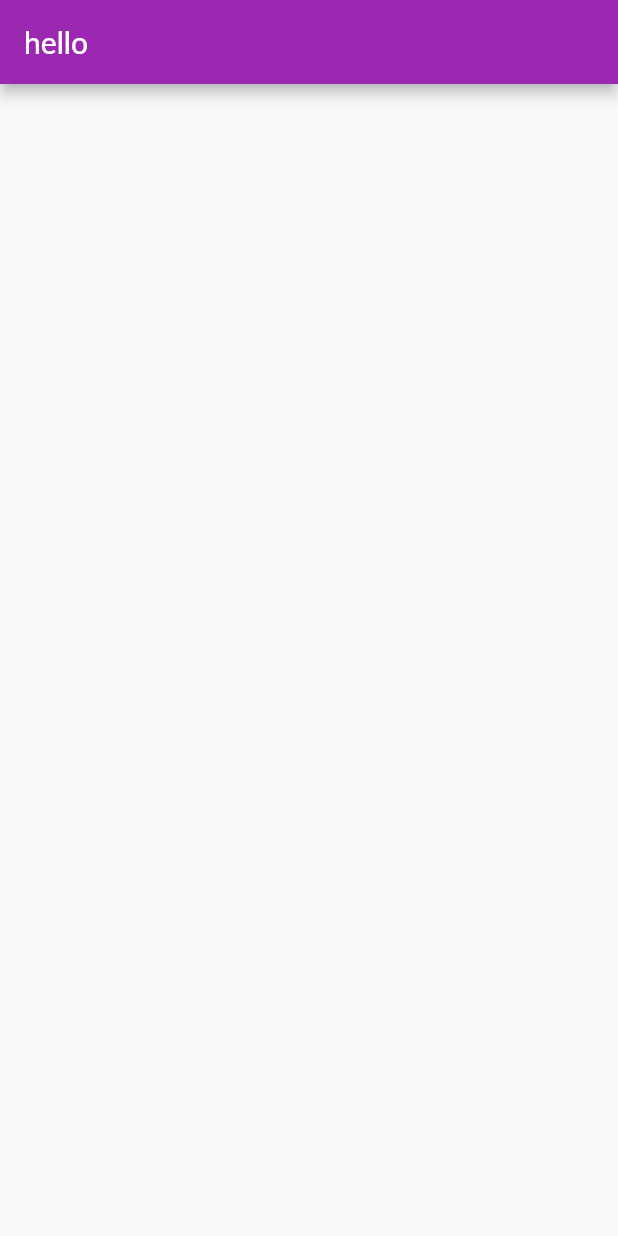
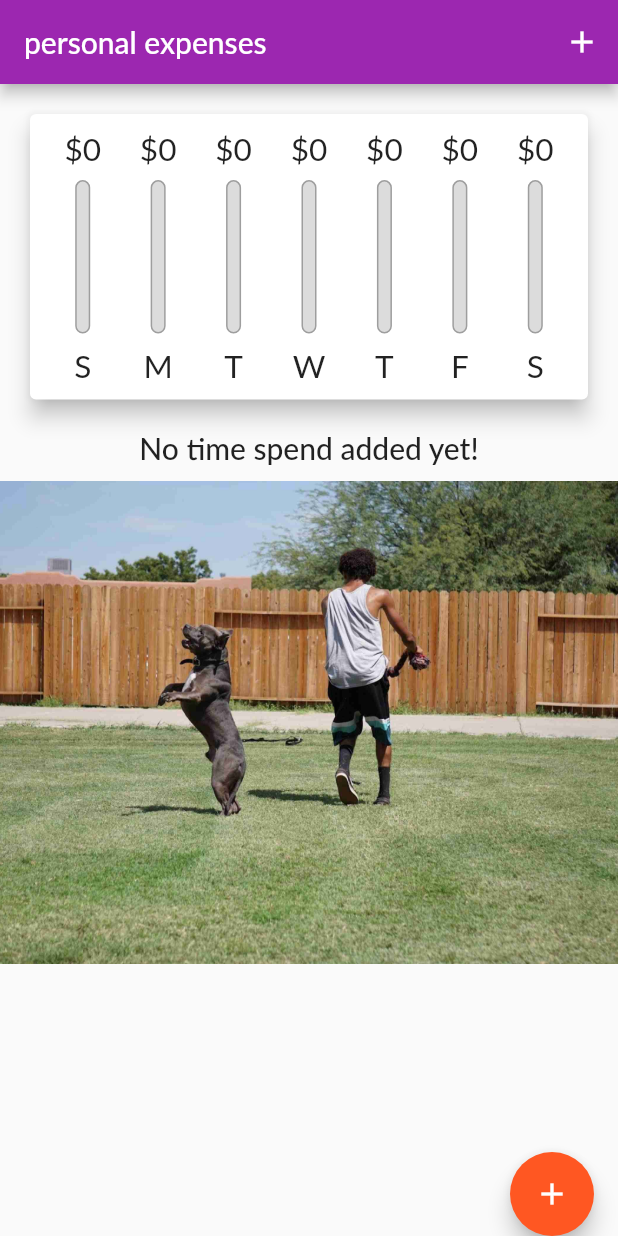
Before and after one commit to KJBotheju/pet, a Flutter app: the page7 screen opened directly, on a phone screen of 412 x 824 dp. Run offline on Flutter 3.47's test engine with Material 2 defaults, Android fonts, the phone set to English and light mode, and no system bars; our stand-ins replace carousel_slider, fluttertoast, geolocator, google_maps_flutter, image_picker and 1 more; missing offline and left inert: dart:ffi, flutter_google_places, google_api_headers, google_maps_webservice; accounts and stored records are empty; Roboto replaces fonts that are missing (Lato).

Commit message:
add timer

```diff
--- /dev/null
+++ b/lib/all_pages/chart.dart
@@ -0,0 +1,69 @@
+// ignore_for_file: prefer_const_constructors
+
+import './chart_bar.dart';
+import 'package:flutter/src/widgets/container.dart';
+import 'package:flutter/src/widgets/framework.dart';
+import '../models/transaction.dart';
+import 'package:intl/intl.dart';
+
+import 'package:flutter/material.dart';
+
+class chart extends StatelessWidget {
+  final List<Transaction> recentTransaction;
+  chart(this.recentTransaction);
+
+  List<Map<String, Object>> get groupedTransactionValues {
+    return List.generate(7, (index) {
+      final weekday = DateTime.now().subtract(
+        Duration(days: index),
+      );
+      var totalSum = 0.0;
+
+      for (var i = 0; i < recentTransaction.length; i++) {
+        if (recentTransaction[i].date.day == weekday.day &&
+            recentTransaction[i].date.month == weekday.month &&
+            recentTransaction[i].date.year == weekday.year) {
+          totalSum += recentTransaction[i].amount;
+        }
+      }
+
+      return {
+        'day': DateFormat.E().format(weekday).substring(0, 1),
+        'amount': totalSum,
+      };
+    }).reversed.toList();
+  }
+
+  double get totalSpending {
+    return groupedTransactionValues.fold(0.0, (sum, item) {
+      return sum + (item['amount'] as double);
+    });
+  }
+
+  @override
+  Widget build(BuildContext context) {
+    print(groupedTransactionValues);
+    return Card(
+      elevation: 6,
+      margin: EdgeInsets.all(20),
+      child: Container(
+        padding: EdgeInsets.all(10),
+        child: Row(
+          mainAxisAlignment: MainAxisAlignment.spaceAround,
+          children: groupedTransactionValues.map((data) {
+            return Flexible(
+              fit: FlexFit.tight,
+              child: chartBar(
+                (data['day'] as String),
+                (data['amount'] as double),
+                totalSpending == 0.0
+                    ? 0.0
+                    : (data['amount'] as double) / totalSpending,
+              ),
+            );
+          }).toList(),
+        ),
+      ),
+    );
+  }
+}
--- /dev/null
+++ b/lib/all_pages/chart_bar.dart
@@ -0,0 +1,67 @@
+// ignore_for_file: prefer_const_constructors
+
+import 'package:flutter/rendering.dart';
+import 'package:flutter/src/widgets/container.dart';
+import 'package:flutter/src/widgets/framework.dart';
+import 'package:flutter/material.dart';
+
+class chartBar extends StatelessWidget {
+  final String label;
+  final double spendingAmount;
+  final double spendingPctOfTotal;
+
+  chartBar(this.label, this.spendingAmount, this.spendingPctOfTotal);
+
+  @override
+  Widget build(BuildContext context) {
+    return LayoutBuilder(
+      builder: (ctx, constraints) {
+        return Column(
+          children: <Widget>[
+            Container(
+              height: constraints.maxHeight * 0.15,
+              child: FittedBox(
+                child: Text('\$${spendingAmount.toStringAsFixed(0)}'),
+              ),
+            ),
+            SizedBox(
+              height: constraints.maxHeight * 0.05,
+            ),
+            Container(
+              height: constraints.maxHeight * 0.6,
+              width: 10,
+              child: Stack(
+                children: <Widget>[
+                  Container(
+                    decoration: BoxDecoration(
+                      border: Border.all(color: Colors.grey, width: 1.0),
+                      color: Color.fromRGBO(220, 220, 220, 1),
+                      borderRadius: BorderRadius.circular(10),
+                    ),
+                  ),
+                  FractionallySizedBox(
+                    heightFactor: spendingPctOfTotal,
+                    child: Container(
+                      decoration: BoxDecoration(
+                        color: Theme.of(context).primaryColor,
+                        borderRadius: BorderRadius.circular(10),
+                      ),
+                    ),
+                  ),
+                ],
+              ),
+            ),
+            SizedBox(
+              height: constraints.maxHeight * 0.05,
+            ),
+            Container(
+                height: constraints.maxHeight * 0.15,
+                child: FittedBox(
+                  child: Text(label),
+                )),
+          ],
+        );
+      },
+    );
+  }
+}
--- a/lib/all_pages/page7.dart
+++ b/lib/all_pages/page7.dart
@@ -1,4 +1,10 @@
+import 'dart:io';
+
 import 'package:flutter/material.dart';
+import '../models/transaction.dart';
+import './chart.dart';
+import './transaction_list.dart';
+import './new_transaction.dart';
 
 class page7 extends StatefulWidget {
   @override
@@ -6,12 +12,140 @@ class page7 extends StatefulWidget {
 }
 
 class _page7State extends State<page7> {
+  final List<Transaction> _userTransaction = [
+    /*Transaction(
+      id: 't1',
+      title: 'new shoes',
+      amount: 45.55,
+      date: DateTime.now(),
+    ),
+    Transaction(
+      id: 't2',
+      title: 'weekly groceries',
+      amount: 65.21,
+      date: DateTime.now(),
+    ),*/
+  ];
+
+  bool _showChart = false;
+
+  List<Transaction> get _recentTransactions {
+    return _userTransaction.where((tx) {
+      return tx.date.isAfter(
+        DateTime.now().subtract(
+          Duration(days: 7),
+        ),
+      );
+    }).toList();
+  }
+
+  void _addNewTransaction(
+      String txTitle, double txAmount, DateTime chosenDate) {
+    final newTx = Transaction(
+        title: txTitle,
+        amount: txAmount,
+        date: chosenDate,
+        id: DateTime.now().toString());
+
+    setState(() {
+      _userTransaction.add(newTx);
+    });
+  }
+
+  void _startAddNewTransaction(BuildContext ctx) {
+    showModalBottomSheet(
+      context: ctx,
+      builder: (_) {
+        return GestureDetector(
+          onTap: () {},
+          child: NewTransaction(_addNewTransaction),
+          behavior: HitTestBehavior.opaque,
+        );
+      },
+    );
+  }
+
+  void _deleteTransaction(String id) {
+    setState(() {
+      _userTransaction.removeWhere((tx) {
+        return tx.id == id;
+      });
+    });
+  }
+
   @override
   Widget build(BuildContext context) {
+    final mediaQuery = MediaQuery.of(context);
+    final isLandscape = mediaQuery.orientation == Orientation.landscape;
+    final appBar = AppBar(
+      title: Text(
+        'personal expenses',
+      ),
+      actions: <Widget>[
+        IconButton(
+          icon: Icon(Icons.add),
+          onPressed: () => _startAddNewTransaction(context),
+        ),
+      ],
+    );
+    final txListWidget = Container(
+      height: (mediaQuery.size.height -
+              appBar.preferredSize.height -
+              mediaQuery.padding.top) *
+          0.7,
+      child: TransactionList(_userTransaction, _deleteTransaction),
+    );
     return Scaffold(
-      appBar: AppBar(
-        title: Text('hello'),
+      appBar: appBar,
+      body: SingleChildScrollView(
+        child: Column(
+          mainAxisAlignment: MainAxisAlignment.start,
+          crossAxisAlignment: CrossAxisAlignment.start,
+          children: <Widget>[
+            if (isLandscape)
+              Row(
+                mainAxisAlignment: MainAxisAlignment.center,
+                children: <Widget>[
+                  Text('show chart'),
+                  Switch.adaptive(
+                    value: _showChart,
+                    onChanged: (val) {
+                      setState(() {
+                        _showChart = val;
+                      });
+                    },
+                  ),
+                ],
+              ),
+            if (!isLandscape)
+              Container(
+                height: (mediaQuery.size.height -
+                        appBar.preferredSize.height -
+                        mediaQuery.padding.top) *
+                    0.3,
+                child: chart(_recentTransactions),
+              ),
+            if (!isLandscape) txListWidget,
+            if (isLandscape)
+              _showChart
+                  ? Container(
+                      height: (mediaQuery.size.height -
+                              appBar.preferredSize.height -
+                              mediaQuery.padding.top) *
+                          0.7,
+                      child: chart(_recentTransactions),
+                    )
+                  : txListWidget
+          ],
+        ),
       ),
+      floatingActionButtonLocation: FloatingActionButtonLocation.endDocked,
+      floatingActionButton: Platform.isIOS
+          ? Container()
+          : FloatingActionButton(
+              child: Icon(Icons.add),
+              onPressed: () => _startAddNewTransaction(context),
+            ),
     );
   }
 }
--- /dev/null
+++ b/lib/all_pages/transaction_list.dart
@@ -0,0 +1,80 @@
+// ignore_for_file: prefer_const_constructors
+
+import 'package:flutter/material.dart';
+import 'package:flutter/src/widgets/container.dart';
+import 'package:flutter/src/widgets/framework.dart';
+import '../models/transaction.dart';
+import 'package:intl/intl.dart';
+
+class TransactionList extends StatelessWidget {
+  final List<Transaction> transactions;
+  final Function deleteTx;
+  TransactionList(this.transactions, this.deleteTx);
+  @override
+  Widget build(BuildContext context) {
+    return transactions.isEmpty
+        ? LayoutBuilder(builder: (ctx, constraints) {
+            return Column(
+              children: <Widget>[
+                Text(
+                  'No time spend added yet!',
+                  style: Theme.of(context).textTheme.titleLarge,
+                ),
+                SizedBox(
+                  height: 10,
+                ),
+                Container(
+                    height: constraints.maxHeight * 0.6,
+                    width: constraints.maxWidth * 1,
+                    child: Image.asset(
+                      'assets/images/time.jpg',
+                      fit: BoxFit.cover,
+                    )),
+              ],
+            );
+          })
+        : ListView.builder(
+            itemBuilder: (ctx, index) {
+              return Card(
+                  elevation: 5,
+                  margin: EdgeInsets.symmetric(
+                    vertical: 8,
+                    horizontal: 5,
+                  ),
+                  child: ListTile(
+                    leading: CircleAvatar(
+                      radius: 30,
+                      child: Padding(
+                        padding: EdgeInsets.all(6),
+                        child: FittedBox(
+                          child: Text('\$${transactions[index].amount}'),
+                        ),
+                      ),
+                    ),
+                    title: Text(
+                      transactions[index].title,
+                      style: Theme.of(context).textTheme.titleLarge,
+                    ),
+                    subtitle: Text(
+                      DateFormat.yMMMd().format(transactions[index].date),
+                    ),
+                    trailing: MediaQuery.of(context).size.width > 360
+                        ? TextButton.icon(
+                            icon: Icon(Icons.delete),
+                            label: Text('Delete'),
+                            style: TextButton.styleFrom(
+                              primary: Colors.red,
+                            ),
+                            onPressed: () => deleteTx(transactions[index].id),
+                          )
+                        : IconButton(
+                            icon: Icon(Icons.delete),
+                            color: Theme.of(context).errorColor,
+                            onPressed: () => deleteTx(transactions[index].id),
+                          ),
+                  ));
+            },
+            itemCount: transactions.length,
+          );
+  }
+}
--- /dev/null
+++ b/lib/models/transaction.dart
@@ -0,0 +1,14 @@
+import 'package:flutter/foundation.dart';
+
+class Transaction {
+  final String id;
+  final String title;
+  final double amount;
+  final DateTime date;
+
+  Transaction(
+      {required this.id,
+      required this.title,
+      required this.amount,
+      required this.date});
+}
--- a/pubspec.yaml
+++ b/pubspec.yaml
@@ -45,6 +45,7 @@ dependencies:
 
 
 
+
   # The following adds the Cupertino Icons font to your application.
   # Use with the CupertinoIcons class for iOS style icons.
   cupertino_icons: ^1.0.2
@@ -53,6 +54,7 @@ dependencies:
   geolocator: ^9.0.2
   flutter_google_places: ^0.3.0
   awesome_snackbar_content: ^0.1.1
+  fl_chart: ^0.62.0
 
 dev_dependencies:
   flutter_test:
@@ -114,6 +116,7 @@ flutter:
     - assets/images/d4.jpg
     - assets/images/d5.jpg
     - assets/images/d6.jpg
+    - assets/images/time.jpg
 
 
   #   - images/a_dot_ham.jpeg
```
Also changed, not shown: lib/all_pages/new_transaction.dart (added, +138 -0 lines), assets/images/time.jpg (added), pubspec.lock.
